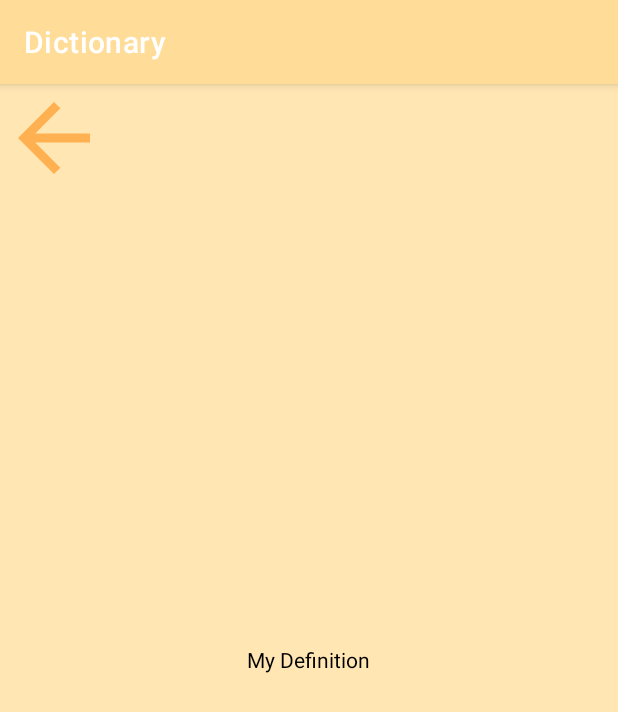
After one commit to aaronLab/android-examples, an Android app: the WordDefinitionActivity screen opened directly, with no data from a screen before it, on a phone screen of 412 x 824 dp. The commit adds this screen. Shown: the top 712 px of the screen. Run offline under Robolectric (Android 15) with nearby library versions, the phone set to English and light mode, and no system bars.

Commit message:
init view layouts

```diff
--- a/self/Dictionary/app/src/main/AndroidManifest.xml
+++ b/self/Dictionary/app/src/main/AndroidManifest.xml
@@ -9,6 +9,7 @@
         android:roundIcon="@mipmap/ic_launcher_round"
         android:supportsRtl="true"
         android:theme="@style/Theme.Dictionary">
+        <activity android:name=".WordDefinitionActivity"></activity>
         <activity android:name=".MainActivity">
             <intent-filter>
                 <action android:name="android.intent.action.MAIN" />
--- /dev/null
+++ b/self/Dictionary/app/src/main/java/net/aaronlab/dictionary/WordDefinitionActivity.kt
@@ -0,0 +1,11 @@
+package net.aaronlab.dictionary
+
+import androidx.appcompat.app.AppCompatActivity
+import android.os.Bundle
+
+class WordDefinitionActivity : AppCompatActivity() {
+    override fun onCreate(savedInstanceState: Bundle?) {
+        super.onCreate(savedInstanceState)
+        setContentView(R.layout.activity_word_definition)
+    }
+}
--- /dev/null
+++ b/self/Dictionary/app/src/main/res/drawable/ic_arrow_back.xml
@@ -0,0 +1,5 @@
+<vector android:height="72dp" android:tint="#FFB151"
+    android:viewportHeight="24" android:viewportWidth="24"
+    android:width="72dp" xmlns:android="http://schemas.android.com/apk/res/android">
+    <path android:fillColor="@android:color/white" android:pathData="M20,11H7.83l5.59,-5.59L12,4l-8,8 8,8 1.41,-1.41L7.83,13H20v-2z"/>
+</vector>
--- /dev/null
+++ b/self/Dictionary/app/src/main/res/drawable/ic_search.xml
@@ -0,0 +1,5 @@
+<vector android:height="24dp" android:tint="#FFB151"
+    android:viewportHeight="24" android:viewportWidth="24"
+    android:width="24dp" xmlns:android="http://schemas.android.com/apk/res/android">
+    <path android:fillColor="@android:color/white" android:pathData="M15.5,14h-0.79l-0.28,-0.27C15.41,12.59 16,11.11 16,9.5 16,5.91 13.09,3 9.5,3S3,5.91 3,9.5 5.91,16 9.5,16c1.61,0 3.09,-0.59 4.23,-1.57l0.27,0.28v0.79l5,4.99L20.49,19l-4.99,-5zM9.5,14C7.01,14 5,11.99 5,9.5S7.01,5 9.5,5 14,7.01 14,9.5 11.99,14 9.5,14z"/>
+</vector>
--- /dev/null
+++ b/self/Dictionary/app/src/main/res/layout/activity_word_definition.xml
@@ -0,0 +1,26 @@
+<?xml version="1.0" encoding="utf-8"?>
+<RelativeLayout xmlns:android="http://schemas.android.com/apk/res/android"
+    xmlns:tools="http://schemas.android.com/tools"
+    android:layout_width="match_parent"
+    android:layout_height="match_parent"
+    android:background="@color/colorAccent"
+    tools:context=".WordDefinitionActivity">
+
+    <ImageView
+        android:id="@+id/back_image_view"
+        android:layout_width="wrap_content"
+        android:layout_height="wrap_content"
+        android:background="@drawable/ic_arrow_back"
+        android:contentDescription="@string/str_back_desc" />
+
+    <TextView
+        android:id="@+id/definition_text_view"
+        android:layout_width="wrap_content"
+        android:layout_height="wrap_content"
+        android:layout_centerInParent="true"
+        android:layout_margin="@dimen/margin_eight"
+        android:text="@string/tools_definition"
+        android:textColor="@android:color/black"
+        tools:textSize="@dimen/text_size_16" />
+
+</RelativeLayout>
--- a/self/Dictionary/app/src/main/res/values/dimens.xml
+++ b/self/Dictionary/app/src/main/res/values/dimens.xml
@@ -1,5 +1,6 @@
 <?xml version="1.0" encoding="utf-8"?>
 <resources>
     <dimen name="margin_eight">8dp</dimen>
+    <dimen name="padding_eight">8dp</dimen>
     <dimen name="text_size_16">16sp</dimen>
 </resources>
--- a/self/Dictionary/app/src/main/res/values/themes.xml
+++ b/self/Dictionary/app/src/main/res/values/themes.xml
@@ -2,9 +2,9 @@
     <!-- Base application theme. -->
     <style name="Theme.Dictionary" parent="Theme.MaterialComponents.DayNight.DarkActionBar">
         <!-- Primary brand color. -->
-        <item name="colorPrimary">@color/purple_500</item>
-        <item name="colorPrimaryVariant">@color/purple_700</item>
-        <item name="colorOnPrimary">@color/white</item>
+        <item name="colorPrimary">@color/colorPrimary</item>
+        <item name="colorPrimaryVariant">@color/colorAccent</item>
+        <item name="colorOnPrimary">@color/black</item>
         <!-- Secondary brand color. -->
         <item name="colorSecondary">@color/teal_200</item>
         <item name="colorSecondaryVariant">@color/teal_700</item>
```
Also changed, not shown: self/Dictionary/app/src/main/res/drawable/edit_text_background.xml (added, +13 -0 lines), self/Dictionary/app/src/main/res/layout/activity_main.xml (+23 -10 lines).
